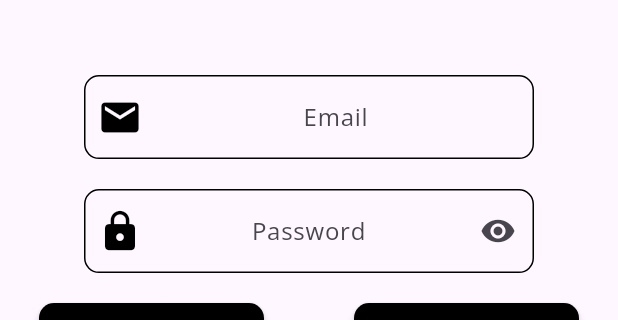
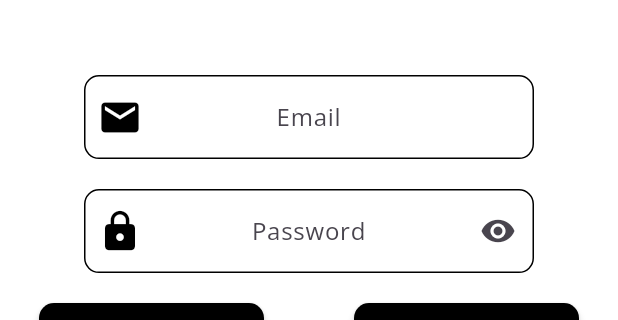
Before and after one commit to UlisesChopin16/Budget_App, a Flutter app: the screen it shows after launch, on a phone screen of 412 x 824 dp, the part 485-805 px from its top. Run offline on Flutter 3.47's test engine with Material 3 defaults, Android fonts, the light colour scheme and no system bars; our stand-ins replace firebase_auth, firebase_core, flutter_riverpod, google_fonts, google_sign_in, hooks_riverpod and 1 more; missing offline and left inert: sign_button; accounts and stored records are empty.

Commit message:
Se cambio el nombre del paquete (com.example.app)  en android para que funcionaran los logins. Se agrego un paquete para cambiar el nombre del paquete en android. Nombre del nuevo paquete "com.androidexd.budget_app.starting". Se agrego un icono que esta oculto en el email_form para que el texto este alineado. Se cambiaron los colores de fondo de los scaffold

```diff
--- a/lib/Components/email_form_component.dart
+++ b/lib/Components/email_form_component.dart
@@ -24,6 +24,11 @@ class EmailFormComponent extends HookConsumerWidget {
       hintText: 'Email',
       validator: validator,
       keyboardType: TextInputType.emailAddress,
+      suffixIcon: const Icon(
+        Icons.email,
+        color: Colors.white,
+        size: 30,
+      ),
       prefixIcon: const Icon(
         Icons.email,
         color: Colors.black,
--- a/lib/Components/login_form_component.dart
+++ b/lib/Components/login_form_component.dart
@@ -125,7 +125,7 @@ class LoginFormComponent extends HookConsumerWidget {
               buttonType: ButtonType.google,
               btnColor: Colors.black,
               btnTextColor: Colors.white,
-              buttonSize: ButtonSize.medium,
+              buttonSize: ButtonSize.large,
               onPressed: () async {
                 if (kIsWeb){
                   await viewModelProvider.loginWithGoogleWeb(context);
--- a/lib/Mobile/login_view_mobile.dart
+++ b/lib/Mobile/login_view_mobile.dart
@@ -11,6 +11,7 @@ class LoginViewMobile extends HookConsumerWidget {
 
     return const SafeArea(
       child: Scaffold(
+        backgroundColor: Colors.white,
         body: Center(
           child: LoginFormComponent(),
         ),
--- a/lib/Web/login_view_web.dart
+++ b/lib/Web/login_view_web.dart
@@ -12,6 +12,7 @@ class LoginViewWeb extends HookConsumerWidget {
     double width = MediaQuery.of(context).size.width;
     return SafeArea(
       child: Scaffold(
+        backgroundColor: Colors.white,
         body: SizedBox(
           height: height > 600 ? height : 600,
           child: Center(
--- a/pubspec.yaml
+++ b/pubspec.yaml
@@ -60,6 +60,7 @@ dev_dependencies:
   # package. See that file for information about deactivating specific lint
   # rules and activating additional ones.
   flutter_lints: ^3.0.0
+  change_app_package_name: ^1.2.0
 
 # For information on the generic Dart part of this file, see the
 # following page: https://dart.dev/tools/pub/pubspec
```
Also changed, not shown: pubspec.lock, 3 other files.
